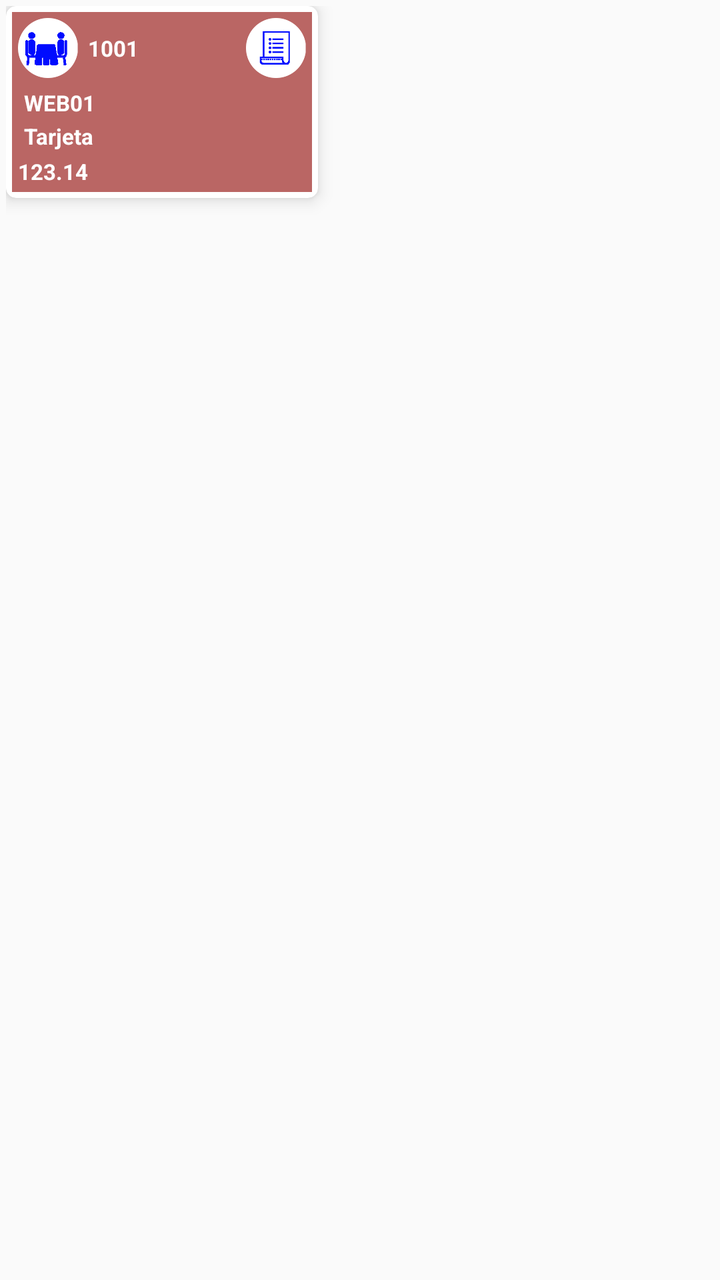
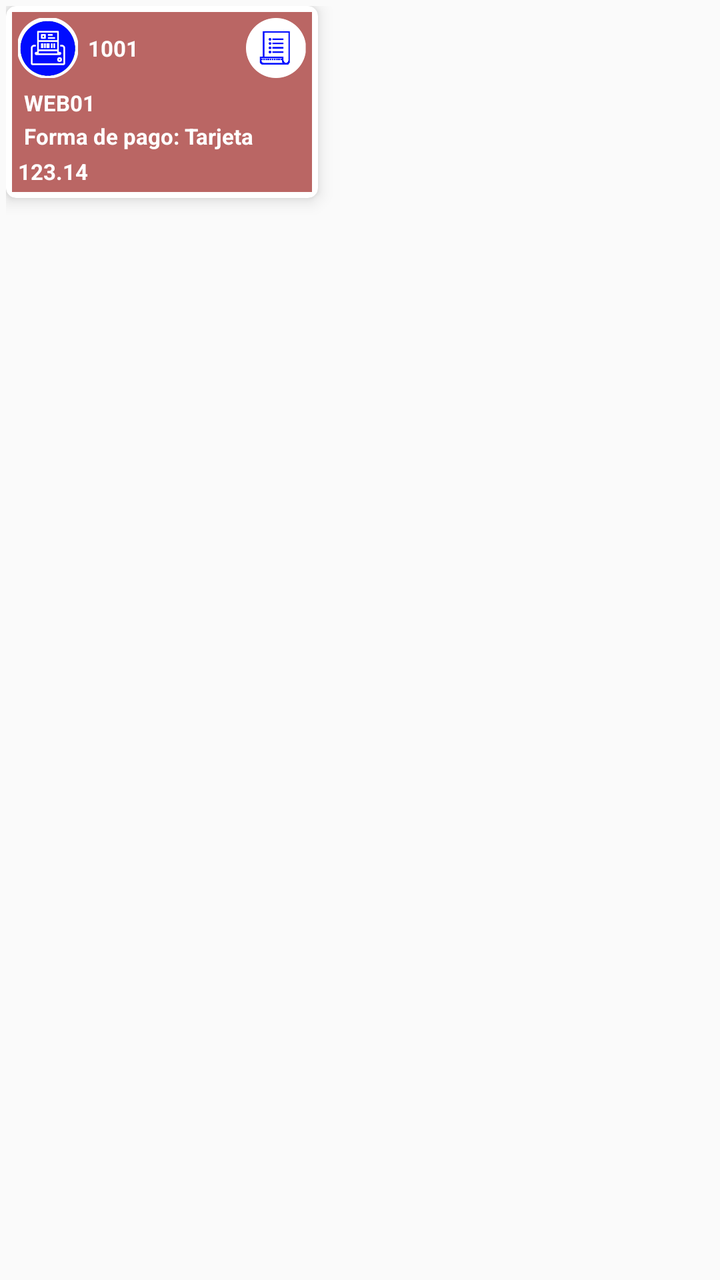

The first picture is an Android layout as it rendered before a commit; the second is the same layout after the commit. The layout source and the unified diff follow.
<!-- AndroidManifest.xml: application theme AppTheme -->
<!-- res/layout/pedidos_cardview.xml -->
<?xml version="1.0" encoding="utf-8"?>
<LinearLayout xmlns:android="http://schemas.android.com/apk/res/android"
    xmlns:app="http://schemas.android.com/apk/res-auto"
    android:layout_width="wrap_content"
    android:layout_height="wrap_content"
    android:background="@color/transparente"
    android:padding="3dp">

    <androidx.cardview.widget.CardView
        android:id="@+id/cv"
        android:layout_width="wrap_content"
        android:layout_height="wrap_content"
        app:cardCornerRadius="5dp"
        app:cardElevation="5dp">

        <LinearLayout
            android:id="@+id/laySel"
            android:layout_width="wrap_content"
            android:layout_height="wrap_content"
            android:layout_gravity="center"
            android:orientation="vertical"
            android:padding="3dp">

            <LinearLayout
                android:id="@+id/fondo"
                android:layout_width="wrap_content"
                android:layout_height="wrap_content"
                android:minWidth="@dimen/vc_text_minwidth"
                android:background="@color/mesaOcupada"
                android:orientation="vertical">

                
                <LinearLayout
                    android:layout_width="match_parent"
                    android:layout_height="wrap_content"
                    android:orientation="horizontal"
                    android:padding="3dp">

                    <androidx.appcompat.widget.AppCompatImageView
                        android:id="@+id/ivMesa"
                        android:layout_width="@dimen/icon_small_size"
                        android:layout_height="@dimen/icon_small_size"
                        android:layout_gravity="left"
                        android:background="@drawable/bar_mesa" />

                    <TextView
                        android:id="@+id/numero"
                        android:layout_width="0dp"
                        android:layout_weight="1"
                        android:layout_height="wrap_content"
                        android:layout_gravity="center_vertical"
                        android:layout_marginLeft="5dp"
                        android:gravity="left|center_vertical"
                        android:text="1001"
                        android:textColor="@color/textoBlanco"
                        android:textSize="@dimen/text_actionbar"
                        android:textStyle="bold" />

                    <androidx.appcompat.widget.AppCompatImageView
                        android:id="@+id/ivEstado"
                        android:layout_width="@dimen/icon_small_size"
                        android:layout_height="@dimen/icon_small_size"
                        android:layout_gravity="center_vertical"
                        android:layout_marginLeft="20dp"
                        android:background="@drawable/bar_tiquet" />
                </LinearLayout>

                
                <TextView
                    android:id="@+id/tvCodptoWeb"
                    android:layout_width="match_parent"
                    android:layout_height="wrap_content"
                    android:paddingLeft="6dp"
                    android:paddingRight="6dp"
                    android:paddingTop="2dp"
                    android:gravity="left"
                    android:text="WEB01"
                    android:textColor="@color/textoBlanco"
                    android:textSize="@dimen/text_actionbar"
                    android:textStyle="bold"
                    android:maxLines="2" />

                
                <TextView
                    android:id="@+id/tvFpagoWeb"
                    android:layout_width="match_parent"
                    android:layout_height="wrap_content"
                    android:paddingLeft="6dp"
                    android:paddingRight="6dp"
                    android:paddingTop="2dp"
                    android:gravity="left"
                    android:text="Tarjeta"
                    android:textColor="@color/textoBlanco"
                    android:textSize="@dimen/text_actionbar"
                    android:textStyle="bold"
                    android:maxLines="2" />

                
                <TextView
                    android:id="@+id/importe"
                    android:layout_width="match_parent"
                    android:layout_height="wrap_content"
                    android:padding="3dp"
                    android:gravity="left"
                    android:text="123.14"
                    android:textColor="@color/textoBlanco"
                    android:textSize="@dimen/text_actionbar"
                    android:textStyle="bold" />

            </LinearLayout>
        </LinearLayout>
    </androidx.cardview.widget.CardView>

</LinearLayout>
<!-- resources referenced by this layout -->
<resources>
  <color name="mesaOcupada">#ba6664</color>
  <color name="textoBlanco">#ffffff</color>
  <color name="transparente">#00ffffff</color>
  <dimen name="icon_small_size">30dp</dimen>
  <dimen name="text_actionbar">11sp</dimen>
  <dimen name="vc_text_minwidth">150dp</dimen>
  <!-- drawable bar_mesa: png bitmap (drawable, 6214 bytes) -->
  <!-- drawable bar_tiquet: png bitmap (drawable, 7783 bytes) -->
  <style name="AppTheme" parent="Theme.AppCompat.Light.DarkActionBar">
          
          <item name="colorPrimary">@color/colorPrimary</item>
          <item name="colorPrimaryDark">@color/colorPrimaryDark</item>
          <item name="colorAccent">@color/colorAccent</item>
      </style>
  <color name="colorPrimary">#3F51B5</color>
  <color name="colorPrimaryDark">#303F9F</color>
  <color name="colorAccent">#ff5600</color>
</resources>

<!-- the commit's change to res/layout/pedidos_cardview.xml (unified diff, before → after) -->
@@ -41,7 +41,7 @@
                         android:layout_width="@dimen/icon_small_size"
                         android:layout_height="@dimen/icon_small_size"
                         android:layout_gravity="left"
-                        android:background="@drawable/bar_mesa" />
+                        android:background="@drawable/bar_printer_azul" />
 
                     <TextView
                         android:id="@+id/numero"
@@ -89,7 +89,7 @@
                     android:paddingRight="6dp"
                     android:paddingTop="2dp"
                     android:gravity="left"
-                    android:text="Tarjeta"
+                    android:text="Forma de pago: Tarjeta"
                     android:textColor="@color/textoBlanco"
                     android:textSize="@dimen/text_actionbar"
                     android:textStyle="bold"
<!-- resource entries referenced after the edit -->
@@ -6,7 +6,7 @@
   <dimen name="icon_small_size">30dp</dimen>
   <dimen name="text_actionbar">11sp</dimen>
   <dimen name="vc_text_minwidth">150dp</dimen>
-  <!-- drawable bar_mesa: png bitmap (drawable, 6214 bytes) -->
+  <!-- drawable bar_printer_azul: png bitmap (drawable, 25248 bytes) -->
   <!-- drawable bar_tiquet: png bitmap (drawable, 7783 bytes) -->
   <style name="AppTheme" parent="Theme.AppCompat.Light.DarkActionBar">
           
